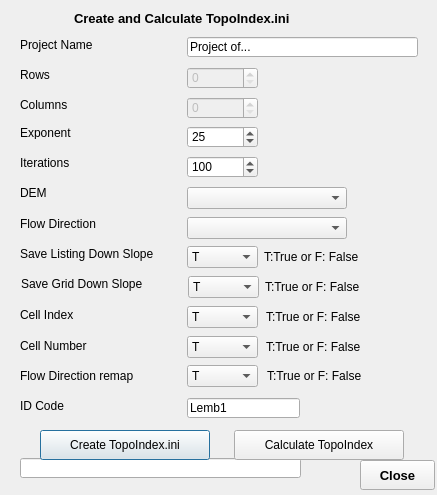
Qt form create_topoindex_dialog_base.ui (databy2019/qgis-create_topoindex_plugin) before a commit.
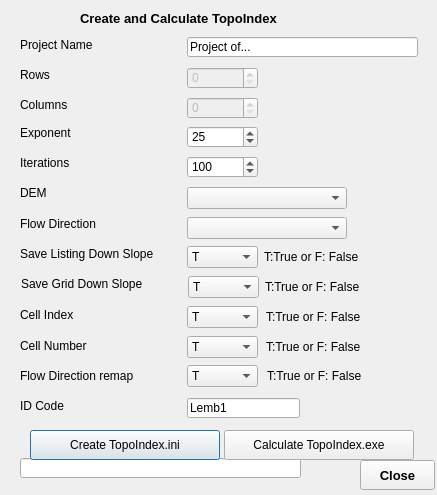
The same form after that commit. Icons and pictures are not drawn. Custom widgets are drawn as their Qt base class.

Diff of the .ui file:
```diff
--- a/create_topoindex_dialog_base.ui
+++ b/create_topoindex_dialog_base.ui
@@ -314,9 +314,9 @@
   <widget class="QPushButton" name="pbCreateTopoindexIni">
    <property name="geometry">
     <rect>
-     <x>40</x>
+     <x>30</x>
      <y>430</y>
-     <width>170</width>
+     <width>190</width>
      <height>30</height>
     </rect>
    </property>
@@ -473,14 +473,14 @@
   <widget class="QPushButton" name="pbCalculateTopoindex">
    <property name="geometry">
     <rect>
-     <x>234</x>
+     <x>224</x>
      <y>430</y>
-     <width>170</width>
+     <width>190</width>
      <height>30</height>
     </rect>
    </property>
    <property name="text">
-    <string>Calculate TopoIndex</string>
+    <string>Calculate TopoIndex.exe</string>
    </property>
   </widget>
   <widget class="QgsMapLayerComboBox" name="mlcDEM">
@@ -526,9 +526,9 @@
   <widget class="QLabel" name="label_16">
    <property name="geometry">
     <rect>
-     <x>74</x>
+     <x>80</x>
      <y>10</y>
-     <width>311</width>
+     <width>341</width>
      <height>16</height>
     </rect>
    </property>
@@ -540,7 +540,7 @@
     </font>
    </property>
    <property name="text">
-    <string>Create and Calculate TopoIndex.ini</string>
+    <string>Create and Calculate TopoIndex</string>
    </property>
   </widget>
   <zorder>leOutputFile</zorder>
```
